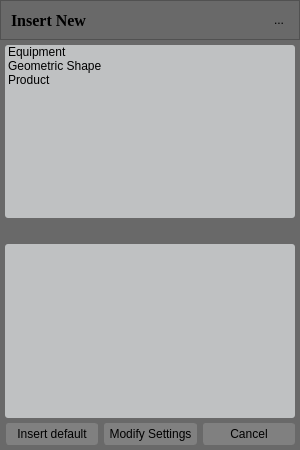
Before: the Qt Designer form Dev/OSG/Src/ShopScene/libShopEditor/PopUpGUIs/VRInsertNewItem_GUI.ui in octaviansoldea/VRShop, drawn with Qt 5.
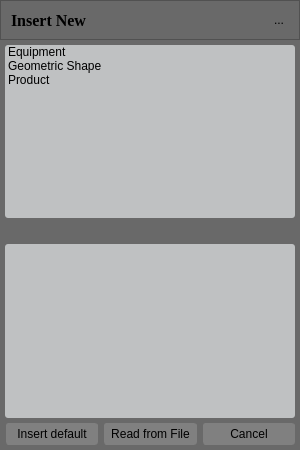
After: the same form once the commit is applied. Icons and pictures are not drawn.

Diff of the .ui file:
```diff
--- a/Dev/OSG/Src/ShopScene/libShopEditor/PopUpGUIs/VRInsertNewItem_GUI.ui
+++ b/Dev/OSG/Src/ShopScene/libShopEditor/PopUpGUIs/VRInsertNewItem_GUI.ui
@@ -383,7 +383,7 @@
 }</string>
         </property>
         <property name="text">
-         <string>Modify Settings</string>
+         <string>Read from File</string>
         </property>
        </widget>
       </item>
```
Left out of the diff: 2 changed lines with no effect on the pictures.
